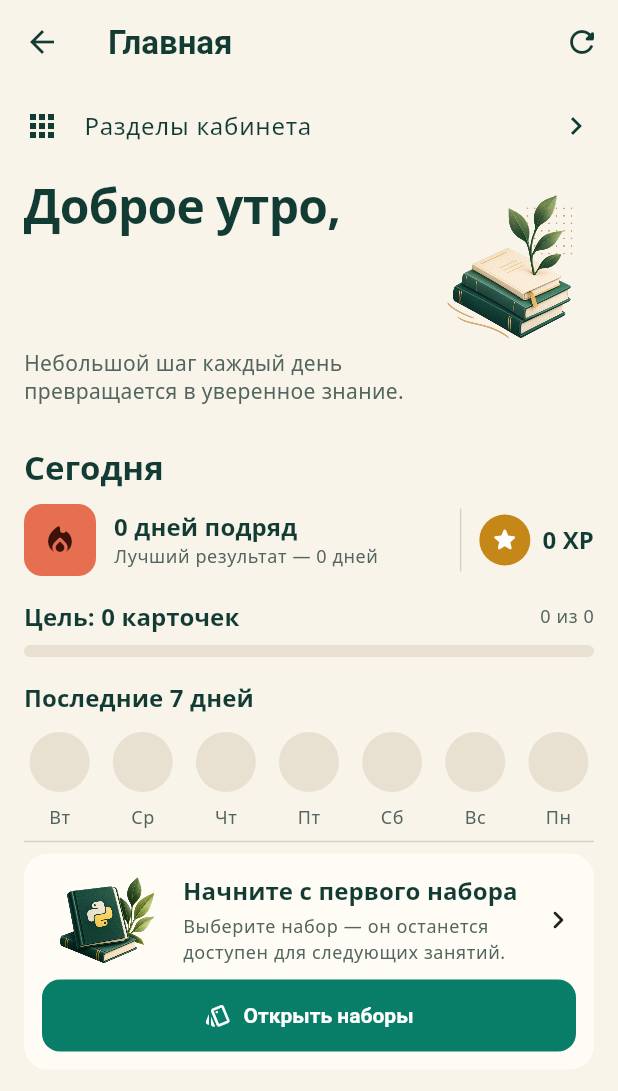
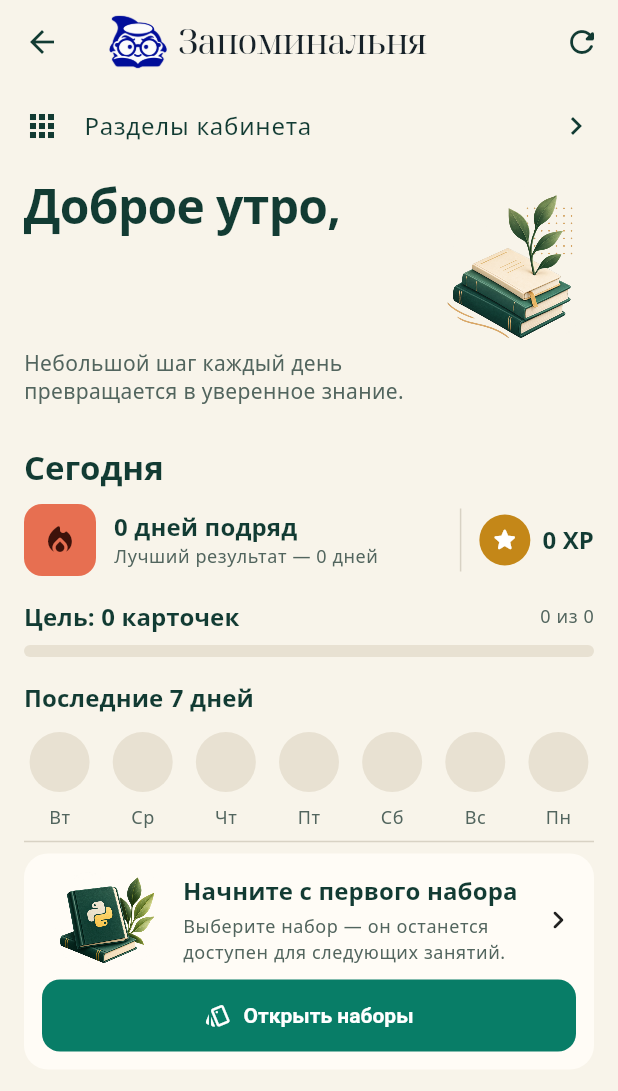
Before and after one commit to Zhmurikon/remora-mobile, a Flutter app: the DashboardView screen opened directly with empty values, on a phone screen of 412 x 824 dp. Shown: the top 1091 px of the screen. Run offline on Flutter 3.47's test engine with Material 3 defaults, Android fonts, the phone set to English and light mode, and no system bars; our stand-ins replace built_collection, built_value, cached_network_image, connectivity_plus, dio, drift and 8 more; missing offline and left inert: flutter_math_fork, markdown, one_of, one_of_serializer; accounts and stored records are empty; generated files the repository leaves out were written again; project files that could hold a hidden picture were left out.

Commit message:
Обновил знак и иконки Запоминальни

```diff
--- a/lib/app/brand_logo.dart
+++ b/lib/app/brand_logo.dart
@@ -1,45 +1,58 @@
+import 'dart:math' as math;
+
 import 'package:flutter/material.dart';
-import 'package:flutter_svg/flutter_svg.dart';
 
-class RemoraLogo extends StatelessWidget {
-  const RemoraLogo({super.key, this.width = 180});
+import 'theme.dart';
 
-  final double width;
+const appDisplayName = 'Запоминальня';
+
+/// Знак и наборное название из шапки сайта.
+class ZapominalnyaLogo extends StatelessWidget {
+  const ZapominalnyaLogo({super.key});
 
   @override
   Widget build(BuildContext context) {
-    final isDark = Theme.of(context).brightness == Brightness.dark;
+    final dark = Theme.of(context).brightness == Brightness.dark;
+    final mark = Image.asset(
+      dark ? 'assets/zapominalnya-ink.png' : 'assets/zapominalnya.png',
+      color: dark ? RemoraColors.darkBrandInk : null,
+      width: 40,
+      height: 40,
+      excludeFromSemantics: true,
+    );
 
-    return Semantics(
-      label: 'Запоминальня',
-      image: true,
-      child: SvgPicture.asset(
-        isDark
-            ? 'assets/zapominalnya-logo-horizontal-inverse.svg'
-            : 'assets/zapominalnya-logo-horizontal.svg',
-        width: width,
-        excludeFromSemantics: true,
+    return FittedBox(
+      fit: BoxFit.scaleDown,
+      child: Row(
+        mainAxisSize: MainAxisSize.min,
+        children: [
+          if (MediaQuery.disableAnimationsOf(context))
+            mark
+          else
+            TweenAnimationBuilder<double>(
+              tween: Tween(begin: 0, end: 1),
+              duration: const Duration(milliseconds: 560),
+              child: mark,
+              builder: (context, t, child) {
+                final wave = math.sin(2 * math.pi * t) * math.sin(math.pi * t);
+                return Transform.rotate(angle: -0.15 * wave, child: child);
+              },
+            ),
+          const SizedBox(width: 7),
+          Text(
+            appDisplayName,
+            style: TextStyle(
+              color: dark
+                  ? RemoraColors.darkBrandText
+                  : RemoraColors.lightBrandText,
+              fontFamily: 'NotoSerifDisplay',
+              fontSize: 23,
+              fontWeight: FontWeight.w400,
+              letterSpacing: -0.8,
+            ),
+          ),
+        ],
       ),
     );
   }
 }
-
-class RemoraMark extends StatelessWidget {
-  const RemoraMark({super.key, this.size = 80});
-
-  final double size;
-
-  @override
-  Widget build(BuildContext context) {
-    return Semantics(
-      label: 'Запоминальня',
-      image: true,
-      child: SvgPicture.asset(
-        'assets/remora-mark.svg',
-        width: size,
-        height: size,
-        excludeFromSemantics: true,
-      ),
-    );
-  }
-}
--- a/lib/app/theme.dart
+++ b/lib/app/theme.dart
@@ -7,6 +7,11 @@ import 'package:flutter/services.dart';
 /// значения напрямую. Публичные имена сохранены для постепенного переноса
 /// существующих экранов без смешивания двух палитр.
 abstract final class RemoraColors {
+  // Бумага и чернила шапки «Запоминальни».
+  static const lightBrandText = Color(0xFF172229);
+  static const darkBrandText = Color(0xFFEBF0EF);
+  static const darkBrandInk = Color(0xFFB6C7FF);
+
   // Светлая тема: бумага, хвойные чернила, нефрит и тёплые пометки.
   static const lightBg = Color(0xFFF8F4EA);
   static const lightSurface = Color(0xFFFFFCF6);
--- a/lib/features/auth/presentation/login_screen.dart
+++ b/lib/features/auth/presentation/login_screen.dart
@@ -52,7 +52,7 @@ class _LoginScreenState extends ConsumerState<LoginScreen> {
                   mainAxisSize: MainAxisSize.min,
                   crossAxisAlignment: CrossAxisAlignment.stretch,
                   children: [
-                    const Center(child: RemoraLogo()),
+                    const Center(child: ZapominalnyaLogo()),
                     const SizedBox(height: 16),
                     Text(
                       'Войдите в аккаунт',
--- a/lib/features/auth/presentation/register_screen.dart
+++ b/lib/features/auth/presentation/register_screen.dart
@@ -63,7 +63,7 @@ class _RegisterScreenState extends ConsumerState<RegisterScreen> {
                   mainAxisSize: MainAxisSize.min,
                   crossAxisAlignment: CrossAxisAlignment.stretch,
                   children: [
-                    const Center(child: RemoraLogo(width: 160)),
+                    const Center(child: ZapominalnyaLogo()),
                     const SizedBox(height: 24),
                     Text(
                       'Регистрация',
--- a/lib/features/dashboard/dashboard_screen.dart
+++ b/lib/features/dashboard/dashboard_screen.dart
@@ -2,6 +2,7 @@ import 'package:flutter/material.dart';
 import 'package:flutter_riverpod/flutter_riverpod.dart';
 import 'package:go_router/go_router.dart';
 
+import '../../app/brand_logo.dart';
 import '../../app/theme.dart';
 import '../../data/api_client.dart';
 import '../../widgets/remora_components.dart';
@@ -69,7 +70,7 @@ class DashboardView extends StatelessWidget {
     final currentTime = now ?? DateTime.now();
     return Scaffold(
       appBar: AppBar(
-        title: const Text('Главная'),
+        title: const ZapominalnyaLogo(),
         actions: [
           IconButton(
             onPressed: onRefresh,
--- a/lib/features/study/learn_settings_controls.dart
+++ b/lib/features/study/learn_settings_controls.dart
@@ -146,7 +146,7 @@ class LearnSettingsControls extends StatelessWidget {
               Text('Упражнения', style: theme.textTheme.titleSmall),
               const SizedBox(height: 4),
               Text(
-                'Remora подбирает подходящий тип из включённых по тому, '
+                'Запоминальня подбирает подходящий тип из включённых по тому, '
                 'насколько хорошо знакома карточка.',
                 style: theme.textTheme.bodySmall?.copyWith(color: subtle),
               ),
--- a/lib/main.dart
+++ b/lib/main.dart
@@ -4,6 +4,7 @@ import 'package:flutter/material.dart';
 import 'package:flutter_riverpod/flutter_riverpod.dart';
 import 'package:shared_preferences/shared_preferences.dart';
 
+import 'app/brand_logo.dart';
 import 'app/router.dart';
 import 'app/theme.dart';
 import 'data/auto_download_service.dart';
@@ -63,7 +64,7 @@ class RemoraApp extends ConsumerWidget {
     });
 
     return MaterialApp.router(
-      title: 'Запоминальня',
+      title: appDisplayName,
       debugShowCheckedModeBanner: false,
       theme: remoraLightTheme(),
       darkTheme: remoraDarkTheme(),
--- a/pubspec.yaml
+++ b/pubspec.yaml
@@ -1,7 +1,7 @@
 name: remora_mobile
 description: «Запоминальня» — платформа для заучивания через карточки. Мобильный клиент.
 publish_to: 'none'
-version: 0.2.0+2
+version: 0.2.1+3
 
 environment:
   sdk: ^3.12.2
```
Also changed, not shown: assets/remora-logo-horizontal-inverse.svg (deleted), assets/remora-logo-horizontal.svg (deleted), assets/remora-mark.svg (deleted), assets/zapominalnya-ink.png (added), assets/zapominalnya-logo-horizontal-inverse.svg (deleted), assets/zapominalnya-logo-horizontal.svg (deleted), assets/zapominalnya.png (added), 19 other files.
